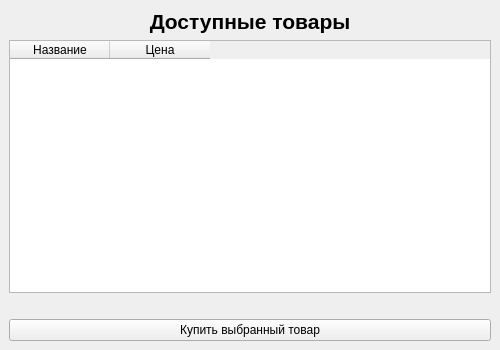
The window that uchet_clientov/user_page.ui (notbacrew/uchet_clientov) describes before a commit, drawn with Qt 5.
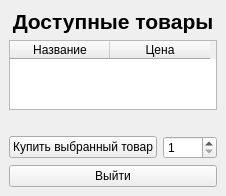
The same window after the commit.

```diff
--- a/uchet_clientov/user_page.ui
+++ b/uchet_clientov/user_page.ui
@@ -6,8 +6,8 @@
    <rect>
     <x>0</x>
     <y>0</y>
-    <width>500</width>
-    <height>350</height>
+    <width>200</width>
+    <height>150</height>
    </rect>
   </property>
   <property name="windowTitle">
@@ -57,9 +57,34 @@
     </item>
 
     <item>
-     <widget class="QPushButton" name="btnBuy">
+     <layout class="QHBoxLayout" name="horizontalLayoutBuyUser">
+      <item>
+       <widget class="QPushButton" name="btnBuy">
+        <property name="text">
+         <string>Купить выбранный товар</string>
+        </property>
+       </widget>
+      </item>
+      <item>
+       <widget class="QSpinBox" name="inputBuyQuantityUser">
+        <property name="minimum">
+         <number>1</number>
+        </property>
+        <property name="maximum">
+         <number>1000</number>
+        </property>
+        <property name="value">
+         <number>1</number>
+        </property>
+       </widget>
+      </item>
+     </layout>
+    </item>
+
+    <item>
+     <widget class="QPushButton" name="btnLogoutUser">
       <property name="text">
-       <string>Купить выбранный товар</string>
+       <string>Выйти</string>
       </property>
      </widget>
     </item>
```
